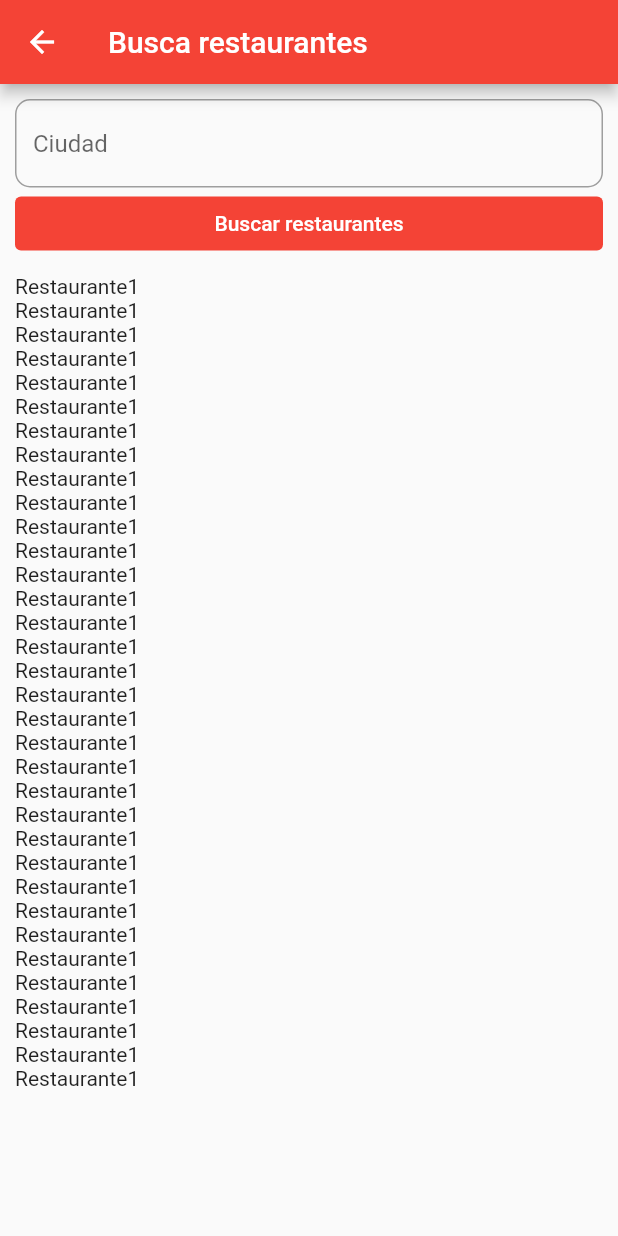
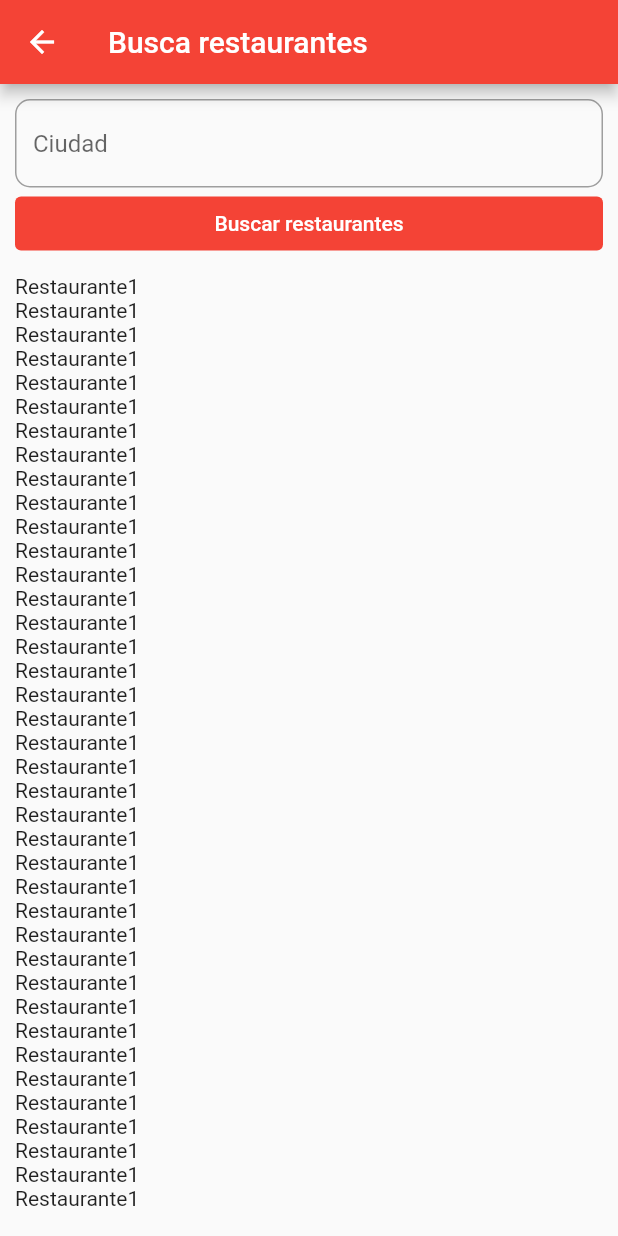
Before and after one commit to NicolasLopezFer/FlutterBloc-Restaurants, a Flutter app: the RestaurantsHome screen opened directly, on a phone screen of 412 x 824 dp. Run offline on Flutter 3.47's test engine with Material 2 defaults, Android fonts, the light colour scheme and no system bars; our stand-ins replace bloc, firebase_auth, firebase_core, flutter_bloc; accounts and stored records are empty.

Commit message:
list view working

```diff
--- a/lib/screens/restaurants/restaurants_home.dart
+++ b/lib/screens/restaurants/restaurants_home.dart
@@ -118,6 +118,11 @@ class _RestaurantsHomeState extends State<RestaurantsHome> {
             Text('Restaurante1'),
             Text('Restaurante1'),
             Text('Restaurante1'),
+            Text('Restaurante1'),
+            Text('Restaurante1'),
+            Text('Restaurante1'),
+            Text('Restaurante1'),
+            Text('Restaurante1'),
           ],
         ),
       );
```
